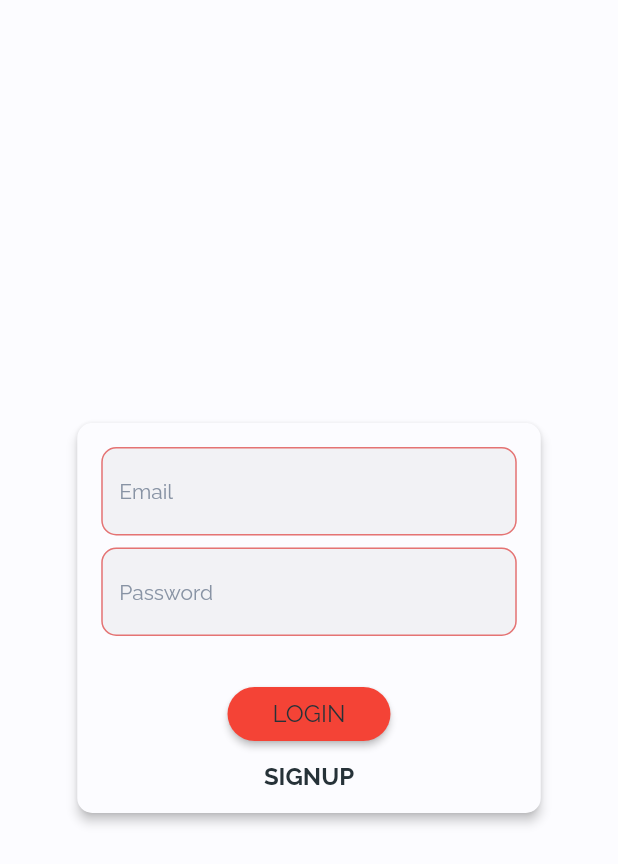
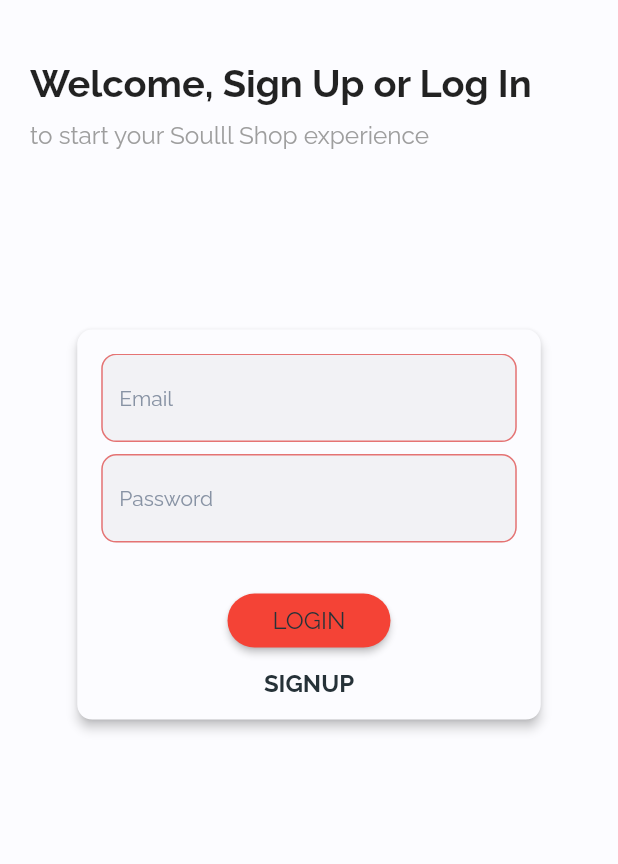
Before and after one commit to michaeldadzie/Commerce, a Flutter app: the AuthScreen screen opened by its route, on a phone screen of 412 x 824 dp. Shown: the top 864 px of the screen. Run offline on Flutter 3.47's test engine with Material 2 defaults, Android fonts, the phone set to English and light mode, and no system bars; our stand-ins replace flutter_icons, flutter_screenutil, google_fonts, shared_preferences; accounts and stored records are empty.

Commit message:
Improved UI code

```diff
--- a/lib/features/user_authentication/presentation/pages/auth_screen.dart
+++ b/lib/features/user_authentication/presentation/pages/auth_screen.dart
@@ -1,5 +1,6 @@
 import 'package:flutter/material.dart';
 import 'package:flutter_screenutil/flutter_screenutil.dart';
+import 'package:google_fonts/google_fonts.dart';
 import 'package:provider/provider.dart';
 import 'package:shop_app/core/utils/screen_sizes.dart';
 import 'package:shop_app/features/user_authentication/presentation/widgets/auth_card.dart';
@@ -25,12 +26,35 @@
     return Scaffold(
       // resizeToAvoidBottomInset: false,
       body: SafeArea(
-        child: Stack(
+        child: SingleChildScrollView(
+          physics: NeverScrollableScrollPhysics(),
+          child: Column(
+            crossAxisAlignment: CrossAxisAlignment.start,
+            children: [
+              SizedBox(height: 40.h),
+              Padding(
+                padding: EdgeInsets.only(left: 20),
+                child: Text(
+                  'Welcome, Sign Up or Log In',
+                  style: GoogleFonts.raleway(
+                      fontSize: 25.h, fontWeight: FontWeight.bold),
+                ),
+              ),
+              SizedBox(height: 10.h),
+              Padding(
+                padding: EdgeInsets.only(left: 20),
+                child: Text(
+                  'to start your Soulll Shop experience',
+                  style: GoogleFonts.raleway(
+                      fontSize: 16.h, color: Colors.grey[500]),
+                ),
+              ),
+              Stack(
                 children: [
                   SingleChildScrollView(
                     physics: NeverScrollableScrollPhysics(),
                     child: Container(
-                height: deviceSize.height,
+                      height: 500,
                       width: deviceSize.width,
                       child: Column(
                         mainAxisAlignment: MainAxisAlignment.center,
@@ -46,6 +70,9 @@
                   ),
                 ],
               ),
+            ],
+          ),
+        ),
       ),
     );
   }
```
Lines whose indentation alone changed are shown as unchanged.
